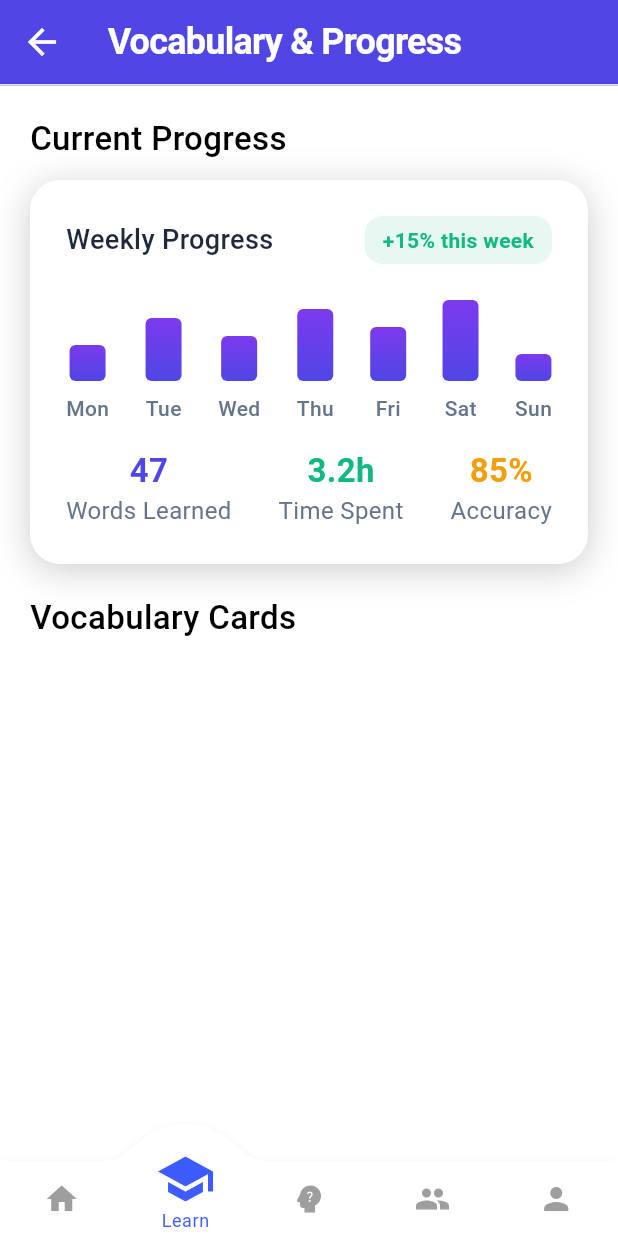
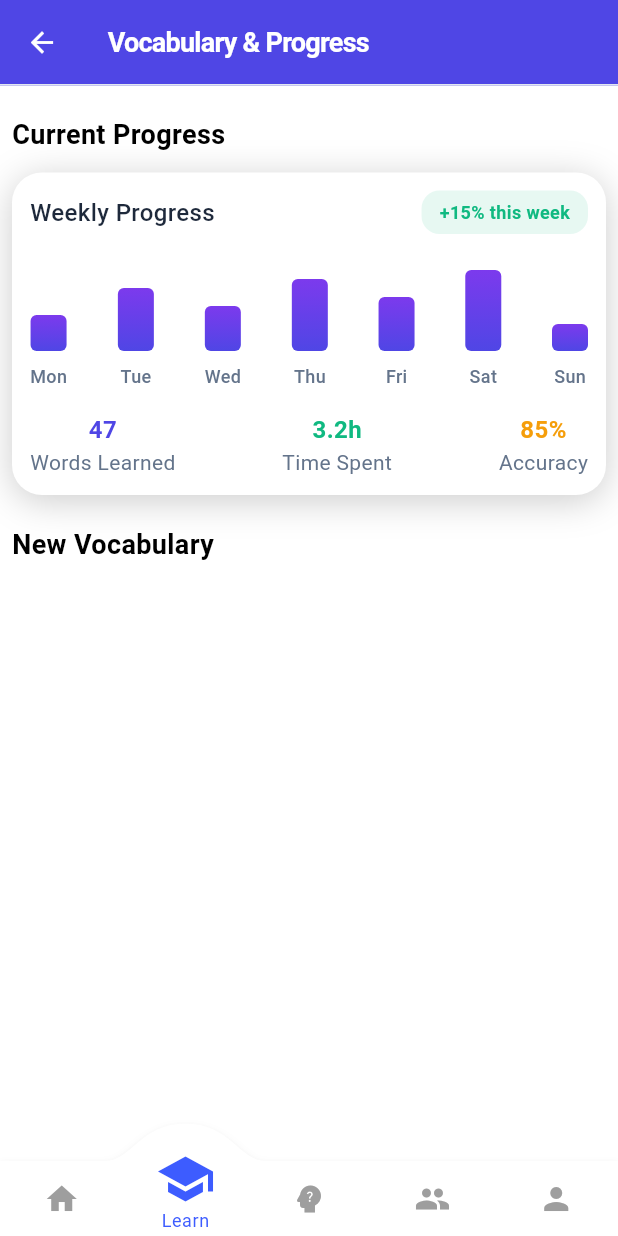
Before and after one commit to ngothanhtien/IMPENGLISH-APP-CLIENT, a Flutter app: the screen it shows after launch, item 2 of the bottom bar chosen, on a phone screen of 412 x 824 dp. Run offline on Flutter 3.47's test engine with Material 3 defaults, Android fonts, the phone set to English and light mode, and no system bars; drawn by our look-alikes of convex_bottom_bar; our stand-ins replace audioplayers, circular_countdown_timer, fl_chart, flutter_dotenv, flutter_secure_storage, flutter_spinkit and 8 more; missing offline and left inert: record; network calls fail.

Commit message:
update: update ui learning & ui learning-detail

```diff
--- a/lib/component/widgets/learning_progress_chart.dart
+++ b/lib/component/widgets/learning_progress_chart.dart
@@ -6,7 +6,7 @@ class LearningProgressChart extends StatelessWidget {
   @override
   Widget build(BuildContext context) {
     return Container(
-      padding: const EdgeInsets.all(24),
+      padding: const EdgeInsets.all(12),
       decoration: BoxDecoration(
         color: Colors.white,
         borderRadius: BorderRadius.circular(20),
@@ -27,7 +27,7 @@ class LearningProgressChart extends StatelessWidget {
               const Text(
                 'Weekly Progress',
                 style: TextStyle(
-                  fontSize: 18,
+                  fontSize: 16,
                   fontWeight: FontWeight.w500,
                   color: Color(0xFF1E293B),
                 ),
@@ -41,7 +41,7 @@ class LearningProgressChart extends StatelessWidget {
                 child: const Text(
                   '+15% this week',
                   style: TextStyle(
-                    fontSize: 14,
+                    fontSize: 12,
                     fontWeight: FontWeight.w600,
                     color: Color(0xFF10B981),
                   ),
@@ -99,7 +99,7 @@ class LearningProgressChart extends StatelessWidget {
         Text(
           day,
           style: const TextStyle(
-            fontSize: 14,
+            fontSize: 12,
             color: Color(0xFF64748B),
             fontWeight: FontWeight.w500
           ),
@@ -114,7 +114,7 @@ class LearningProgressChart extends StatelessWidget {
         Text(
           value,
           style: TextStyle(
-            fontSize: 22,
+            fontSize: 16,
             fontWeight: FontWeight.w700,
             color: color,
           ),
@@ -122,7 +122,7 @@ class LearningProgressChart extends StatelessWidget {
         Text(
           label,
           style: const TextStyle(
-            fontSize: 16,
+            fontSize: 14,
             color: Color(0xFF64748B),
           ),
         ),
--- a/lib/presentation/screens/menu_screen/learn/learn_screen.dart
+++ b/lib/presentation/screens/menu_screen/learn/learn_screen.dart
@@ -57,7 +57,7 @@ class _LearnScreen extends State<LearnScreen>{
         backgroundColor: const Color(0xFF4F46E5),
         title: Text("Vocabulary & Progress",
           style: TextStyle(
-            fontSize: 24,
+            fontSize: 18,
             fontWeight: FontWeight.w700,
             color: Colors.white,
             letterSpacing: -0.5
@@ -65,7 +65,7 @@ class _LearnScreen extends State<LearnScreen>{
         ),
         leading: IconButton(
             onPressed: () => context.go('/home'),
-            icon: Icon(Icons.arrow_back,size: 28,color: Colors.white,)
+            icon: Icon(Icons.arrow_back,size: 22,color: Colors.white,)
         ),
         bottom: PreferredSize(
           preferredSize: const Size.fromHeight(1),
@@ -81,24 +81,25 @@ class _LearnScreen extends State<LearnScreen>{
           bottom: MediaQuery.of(context).viewInsets.bottom,
         ),
         child: Container(
-          padding: EdgeInsets.all(20),
+          padding: EdgeInsets.all(8),
           child: Column(
             crossAxisAlignment: CrossAxisAlignment.start,
             children: [
+              SizedBox(height: 12,),
               Text("Current Progress",
                 style: TextStyle(
-                    fontSize: 22,
-                    fontWeight: FontWeight.w500,
+                    fontSize: 18,
+                    fontWeight: FontWeight.w700,
                     color: Colors.black
                 ),
               ),
               SizedBox(height: 12,),
               const LearningProgressChart(),
               SizedBox(height: 20,),
-              Text("Vocabulary Cards",
+              Text("New Vocabulary",
                 style: TextStyle(
-                    fontSize: 22,
-                    fontWeight: FontWeight.w500,
+                    fontSize: 18,
+                    fontWeight: FontWeight.w700,
                     color: Colors.black
                 ),
               ),
```
Also changed, not shown: lib/component/record/CustomRecord.dart (+18 -18 lines), lib/presentation/screens/menu_screen/learn/detail_practice_screen.dart (+47 -44 lines).
